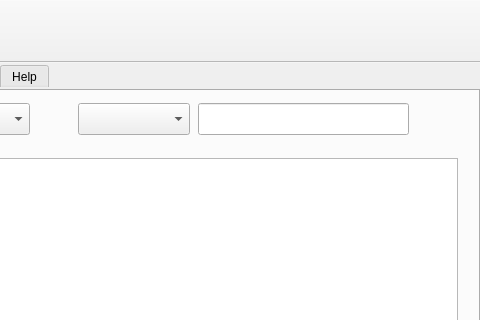
First picture: the form in src/gui/qt/mainwindow.ui, repository kartorz/AlphaDict, before the edit; both pictures show x 252 to 732 and y 0 to 320 of the 732 by 548 pixel window.
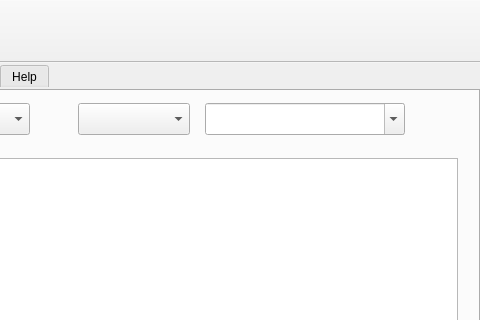
Second picture: the form after the edit. Icons and pictures are not drawn.

Commit message: Refine input query. 	- Enter will clear text. 	- Add history list.

```diff
--- a/src/gui/qt/mainwindow.ui
+++ b/src/gui/qt/mainwindow.ui
@@ -131,19 +131,6 @@
        <bool>false</bool>
       </property>
      </widget>
-     <widget class="QLineEdit" name="inputLineEdit">
-      <property name="geometry">
-       <rect>
-        <x>450</x>
-        <y>14</y>
-        <width>211</width>
-        <height>32</height>
-       </rect>
-      </property>
-      <property name="readOnly">
-       <bool>false</bool>
-      </property>
-     </widget>
      <widget class="QComboBox" name="srcLanComboBox">
       <property name="geometry">
        <rect>
@@ -415,6 +402,19 @@
        <bool>true</bool>
       </property>
      </widget>
+     <widget class="QComboBox" name="inputComboBox">
+      <property name="geometry">
+       <rect>
+        <x>457</x>
+        <y>14</y>
+        <width>200</width>
+        <height>32</height>
+       </rect>
+      </property>
+      <property name="editable">
+       <bool>true</bool>
+      </property>
+     </widget>
     </widget>
     <widget class="QWidget" name="vocabularyTab">
      <attribute name="title">
```
The commit also changes 7 other files.
